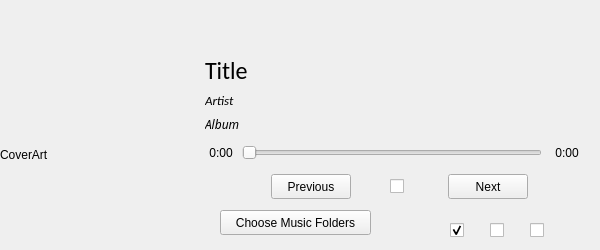
Above: minipauzer.ui from linkthai/Pauzer before the change. Below: the same form after it.
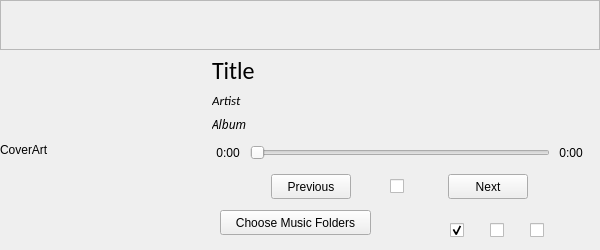
That is the form after the change. Icons and pictures are not drawn. Custom widgets are drawn as their Qt base class.

Patch:
```diff
--- a/minipauzer.ui
+++ b/minipauzer.ui
@@ -11,7 +11,10 @@
    </rect>
   </property>
   <property name="windowTitle">
-   <string>MiniPauzer</string>
+   <string>Pauzer</string>
+  </property>
+  <property name="autoFillBackground">
+   <bool>true</bool>
   </property>
   <widget class="QPushButton" name="btn_ChooseFolders">
    <property name="geometry">
@@ -73,9 +76,9 @@
   <widget class="QLabel" name="lbl_Title">
    <property name="geometry">
     <rect>
-     <x>205</x>
+     <x>212</x>
      <y>50</y>
-     <width>380</width>
+     <width>375</width>
      <height>41</height>
     </rect>
    </property>
@@ -106,9 +109,9 @@
   <widget class="QLabel" name="lbl_Album">
    <property name="geometry">
     <rect>
-     <x>205</x>
+     <x>212</x>
      <y>115</y>
-     <width>380</width>
+     <width>375</width>
      <height>18</height>
     </rect>
    </property>
@@ -141,9 +144,9 @@
    <property name="geometry">
     <rect>
      <x>0</x>
-     <y>60</y>
-     <width>190</width>
-     <height>190</height>
+     <y>50</y>
+     <width>200</width>
+     <height>200</height>
     </rect>
    </property>
    <property name="text">
@@ -153,9 +156,9 @@
   <widget class="QLabel" name="lbl_Artist">
    <property name="geometry">
     <rect>
-     <x>205</x>
+     <x>212</x>
      <y>90</y>
-     <width>380</width>
+     <width>375</width>
      <height>21</height>
     </rect>
    </property>
@@ -187,7 +190,7 @@
   <widget class="QLabel" name="lbl_CurTime">
    <property name="geometry">
     <rect>
-     <x>205</x>
+     <x>212</x>
      <y>143</y>
      <width>32</width>
      <height>20</height>
@@ -209,7 +212,7 @@
   <widget class="QLabel" name="lbl_songLen">
    <property name="geometry">
     <rect>
-     <x>551</x>
+     <x>555</x>
      <y>143</y>
      <width>32</width>
      <height>20</height>
@@ -231,7 +234,7 @@
   <widget class="SliderBar" name="sliderBar">
    <property name="geometry">
     <rect>
-     <x>242</x>
+     <x>250</x>
      <y>143</y>
      <width>300</width>
      <height>20</height>
@@ -301,6 +304,115 @@
     <bool>true</bool>
    </property>
   </widget>
+  <widget class="QDraggableFrame" name="titleBar">
+   <property name="geometry">
+    <rect>
+     <x>0</x>
+     <y>0</y>
+     <width>600</width>
+     <height>50</height>
+    </rect>
+   </property>
+   <property name="frameShape">
+    <enum>QFrame::StyledPanel</enum>
+   </property>
+   <property name="frameShadow">
+    <enum>QFrame::Raised</enum>
+   </property>
+   <widget class="QPushButton" name="btn_Close">
+    <property name="geometry">
+     <rect>
+      <x>535</x>
+      <y>0</y>
+      <width>65</width>
+      <height>50</height>
+     </rect>
+    </property>
+    <property name="styleSheet">
+     <string notr="true"> QPushButton#btn_Close{
+border: none;
+margin: 0px;
+padding: 0px;
+	
+}
+
+ QPushButton#btn_Close:pressed {
+     background-color: #3d3d3d;;     
+ }
+
+
+ QPushButton#btn_Close:hover {
+     background-color: #e54a4a;
+
+ }</string>
+    </property>
+    <property name="text">
+     <string/>
+    </property>
+   </widget>
+   <widget class="QPushButton" name="btn_Maximize">
+    <property name="geometry">
+     <rect>
+      <x>470</x>
+      <y>0</y>
+      <width>65</width>
+      <height>50</height>
+     </rect>
+    </property>
+    <property name="styleSheet">
+     <string notr="true"> QPushButton#btn_Maximize{
+border: none;
+margin: 0px;
+padding: 0px;
+	
+}
+
+ QPushButton#btn_Maximize:pressed {
+     background-color: #3d3d3d;;     
+ }
+
+
+ QPushButton#btn_Maximize:hover {
+     background-color: #3d3d3d;
+
+ }</string>
+    </property>
+    <property name="text">
+     <string/>
+    </property>
+   </widget>
+   <widget class="QPushButton" name="btn_Minimize">
+    <property name="geometry">
+     <rect>
+      <x>405</x>
+      <y>0</y>
+      <width>65</width>
+      <height>50</height>
+     </rect>
+    </property>
+    <property name="styleSheet">
+     <string notr="true"> QPushButton#btn_Minimize{
+border: none;
+margin: 0px;
+padding: 0px;
+	
+}
+
+ QPushButton#btn_Minimize:pressed {
+     background-color: #3d3d3d;;     
+ }
+
+
+ QPushButton#btn_Minimize:hover {
+     background-color: #3d3d3d;
+
+ }</string>
+    </property>
+    <property name="text">
+     <string/>
+    </property>
+   </widget>
+  </widget>
  </widget>
  <layoutdefault spacing="6" margin="11"/>
  <customwidgets>
@@ -309,6 +421,12 @@
    <extends>QSlider</extends>
    <header>sliderbar.h</header>
   </customwidget>
+  <customwidget>
+   <class>QDraggableFrame</class>
+   <extends>QFrame</extends>
+   <header>qdraggableframe.h</header>
+   <container>1</container>
+  </customwidget>
  </customwidgets>
  <resources/>
  <connections/>
```
